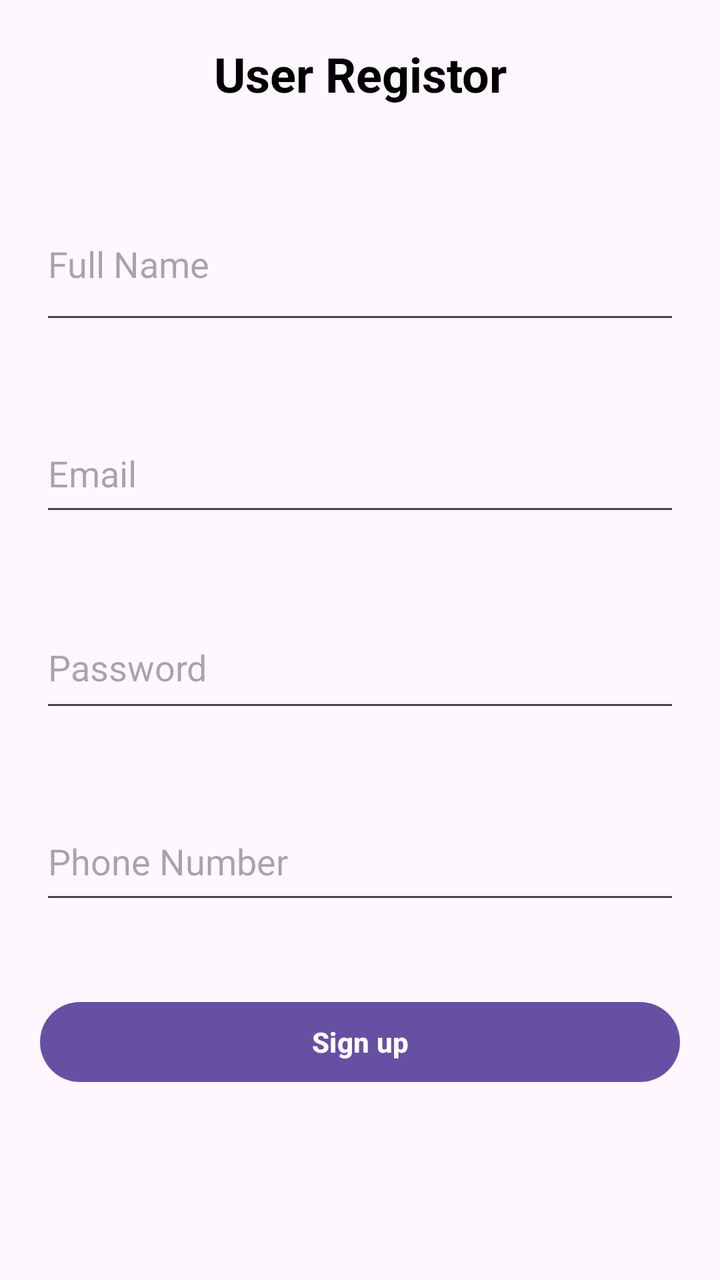
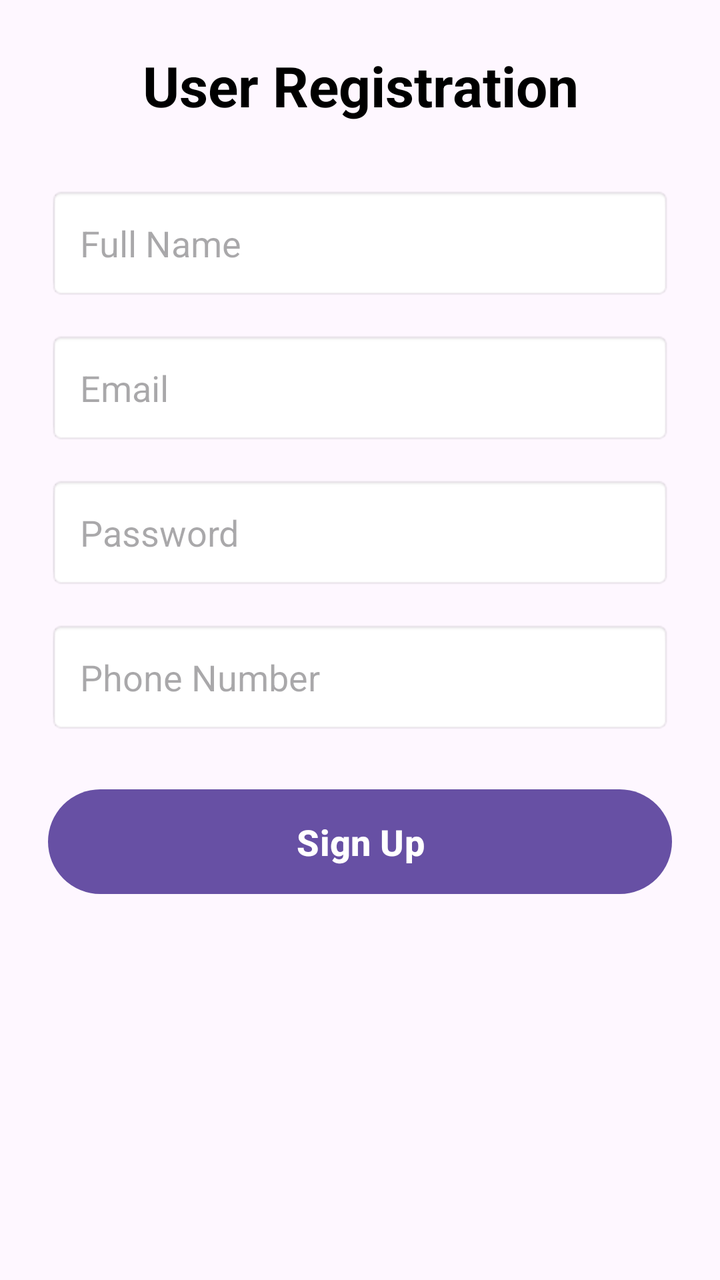

Two renders of the same Android screen: before a commit and after it. Below are the layout's source before the change and the commit's diff.
<!-- AndroidManifest.xml: application theme Theme.Ameen_final_new_project -->
<!-- res/layout/activity_register.xml -->
<?xml version="1.0" encoding="utf-8"?>
<LinearLayout xmlns:android="http://schemas.android.com/apk/res/android"
    xmlns:app="http://schemas.android.com/apk/res-auto"
    xmlns:tools="http://schemas.android.com/tools"
    android:id="@+id/main"
    android:layout_width="match_parent"
    android:layout_height="match_parent"
    android:orientation="vertical"
    tools:context=".viewPkg.RegisterActivity" >

    <TextView
        android:id="@+id/TextView_registor"
        android:layout_width="match_parent"
        android:layout_height="34dp"
        android:layout_margin="20dp"
        android:gravity="center"
        android:text="User Registor"
        android:textColor="#000000"
        android:textSize="24dp"
        android:textStyle="bold" />

    <EditText
        android:id="@+id/etFullName"
        android:layout_width="match_parent"
        android:layout_height="73dp"
        android:layout_margin="20dp"
        android:ems="10"
        android:hint="Full Name"
        android:inputType="text" />

    <EditText
        android:id="@+id/etEmail"
        android:layout_width="match_parent"
        android:layout_height="56dp"
        android:layout_margin="20dp"
        android:ems="10"
        android:hint="Email"
        android:inputType="text" />

    <EditText
        android:id="@+id/etPassword"
        android:layout_width="match_parent"
        android:layout_height="58dp"
        android:layout_margin="20dp"
        android:ems="10"
        android:hint="Password"
        android:inputType="text" />

    <EditText
        android:id="@+id/etPhone"
        android:layout_width="match_parent"
        android:layout_height="56dp"
        android:layout_margin="20dp"
        android:ems="10"
        android:hint="Phone Number"
        android:inputType="text" />

    <Button
        android:id="@+id/btnRegister"
        android:layout_width="match_parent"
        android:layout_height="wrap_content"
        android:layout_margin="20dp"
        android:text="Sign up"
        android:textStyle="bold" />
</LinearLayout>
<!-- resources referenced by this layout -->
<resources>
  <style name="Theme.Ameen_final_new_project" parent="Base.Theme.Ameen_final_new_project" />
  <style name="Base.Theme.Ameen_final_new_project" parent="Theme.Material3.DayNight.NoActionBar">
          
          
      </style>
</resources>

<!-- the commit's change to res/layout/activity_register.xml (unified diff, before → after) -->
@@ -1,65 +1,82 @@
 <?xml version="1.0" encoding="utf-8"?>
-<LinearLayout xmlns:android="http://schemas.android.com/apk/res/android"
+<ScrollView xmlns:android="http://schemas.android.com/apk/res/android"
     xmlns:app="http://schemas.android.com/apk/res-auto"
     xmlns:tools="http://schemas.android.com/tools"
     android:id="@+id/main"
     android:layout_width="match_parent"
     android:layout_height="match_parent"
-    android:orientation="vertical"
-    tools:context=".viewPkg.RegisterActivity" >
+    android:fillViewport="true"
+    tools:context=".viewPkg.RegisterActivity">
 
-    <TextView
-        android:id="@+id/TextView_registor"
-        android:layout_width="match_parent"
-        android:layout_height="34dp"
-        android:layout_margin="20dp"
-        android:gravity="center"
-        android:text="User Registor"
-        android:textColor="#000000"
-        android:textSize="24dp"
-        android:textStyle="bold" />
-
-    <EditText
-        android:id="@+id/etFullName"
-        android:layout_width="match_parent"
-        android:layout_height="73dp"
-        android:layout_margin="20dp"
-        android:ems="10"
-        android:hint="Full Name"
-        android:inputType="text" />
-
-    <EditText
-        android:id="@+id/etEmail"
-        android:layout_width="match_parent"
-        android:layout_height="56dp"
-        android:layout_margin="20dp"
-        android:ems="10"
-        android:hint="Email"
-        android:inputType="text" />
-
-    <EditText
-        android:id="@+id/etPassword"
-        android:layout_width="match_parent"
-        android:layout_height="58dp"
-        android:layout_margin="20dp"
-        android:ems="10"
-        android:hint="Password"
-        android:inputType="text" />
-
-    <EditText
-        android:id="@+id/etPhone"
-        android:layout_width="match_parent"
-        android:layout_height="56dp"
-        android:layout_margin="20dp"
-        android:ems="10"
-        android:hint="Phone Number"
-        android:inputType="text" />
-
-    <Button
-        android:id="@+id/btnRegister"
+    <LinearLayout
         android:layout_width="match_parent"
         android:layout_height="wrap_content"
-        android:layout_margin="20dp"
-        android:text="Sign up"
-        android:textStyle="bold" />
-</LinearLayout>
+        android:orientation="vertical"
+        android:padding="24dp">
+
+        <TextView
+            android:id="@+id/TextView_registor"
+            android:layout_width="match_parent"
+            android:layout_height="wrap_content"
+            android:layout_marginBottom="32dp"
+            android:gravity="center"
+            android:text="User Registration"
+            android:textColor="#000000"
+            android:textSize="28sp"
+            android:textStyle="bold" />
+
+        <EditText
+            android:id="@+id/etFullName"
+            android:layout_width="match_parent"
+            android:layout_height="wrap_content"
+            android:layout_marginBottom="16dp"
+            android:background="@android:drawable/editbox_background_normal"
+            android:ems="10"
+            android:hint="Full Name"
+            android:inputType="textPersonName"
+            android:padding="16dp" />
+
+        <EditText
+            android:id="@+id/etEmail"
+            android:layout_width="match_parent"
+            android:layout_height="wrap_content"
+            android:layout_marginBottom="16dp"
+            android:background="@android:drawable/editbox_background_normal"
+            android:ems="10"
+            android:hint="Email"
+            android:inputType="textEmailAddress"
+            android:padding="16dp" />
+
+        <EditText
+            android:id="@+id/etPassword"
+            android:layout_width="match_parent"
+            android:layout_height="wrap_content"
+            android:layout_marginBottom="16dp"
+            android:background="@android:drawable/editbox_background_normal"
+            android:ems="10"
+            android:hint="Password"
+            android:inputType="textPassword"
+            android:padding="16dp" />
+
+        <EditText
+            android:id="@+id/etPhone"
+            android:layout_width="match_parent"
+            android:layout_height="wrap_content"
+            android:layout_marginBottom="24dp"
+            android:background="@android:drawable/editbox_background_normal"
+            android:ems="10"
+            android:hint="Phone Number"
+            android:inputType="phone"
+            android:padding="16dp" />
+
+        <Button
+            android:id="@+id/btnRegister"
+            android:layout_width="match_parent"
+            android:layout_height="wrap_content"
+            android:padding="14dp"
+            android:text="Sign Up"
+            android:textSize="18sp"
+            android:textStyle="bold" />
+
+    </LinearLayout>
+</ScrollView>
